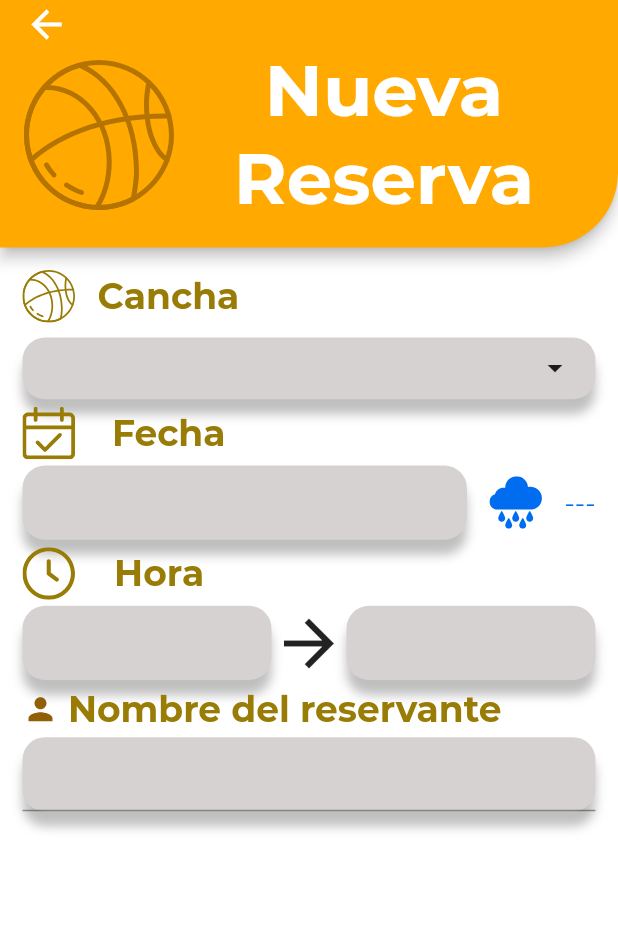
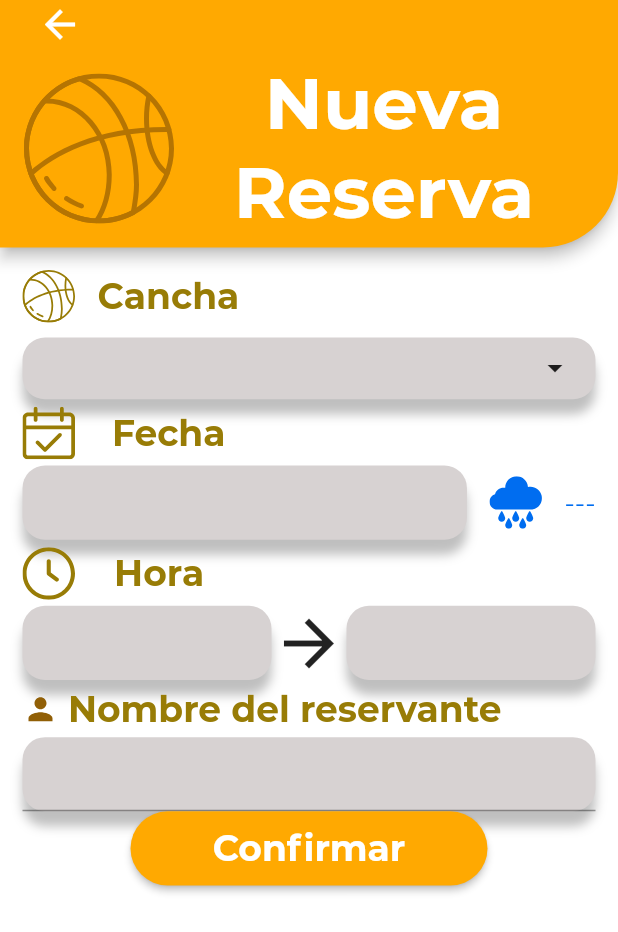
Before and after one commit to SilvioArzeno/Cancha-app, a Flutter app: the ReservationForm screen opened by its route, on a phone screen of 412 x 824 dp. Shown: the top 932 px of the screen. Run offline on Flutter 3.47's test engine with Material 2 defaults, Android fonts, the phone set to English and light mode, and no system bars; our stand-ins replace flutter_svg, shared_preferences; missing offline and left inert: flutter_cupertino_date_picker; accounts and stored records are empty; project files that could hold a hidden picture were left out.

Commit message:
Adds base for Form Validation

```diff
--- a/cancha_app/lib/components/form_app_bar.dart
+++ b/cancha_app/lib/components/form_app_bar.dart
@@ -10,10 +10,13 @@ class FormAppBar extends StatelessWidget with PreferredSizeWidget {
       toolbarHeight: 150,
       automaticallyImplyLeading: false,
       title: Column(crossAxisAlignment: CrossAxisAlignment.start, children: [
-        Icon(
-          Icons.arrow_back,
+        IconButton(
+          icon: Icon(Icons.arrow_back),
           color: Colors.white,
-          size: 30,
+          iconSize: 30,
+          onPressed: () {
+            Navigator.pop(context);
+          },
         ),
         Row(mainAxisSize: MainAxisSize.min, children: [
           SvgPicture.asset(
--- /dev/null
+++ b/cancha_app/lib/providers/reservation_validation.dart
@@ -0,0 +1,10 @@
+import 'package:cancha_app/models/reservation.dart';
+import 'package:flutter/material.dart';
+
+class ReservationValidation with ChangeNotifier {
+  Reservation _currentReservation = Reservation();
+
+  //Getters
+
+  String get canchaID => _currentReservation.canchaID;
+}
--- a/cancha_app/lib/views/reservation_form/reservation_form.dart
+++ b/cancha_app/lib/views/reservation_form/reservation_form.dart
@@ -59,6 +59,26 @@ class _ReservationFormState extends State<ReservationForm> {
                     fontSize: 24,
                     fontWeight: FontWeight.bold,
                     color: Color(0xFF987C06)),
+              ),
+              RaisedButton(
+                color: Color(0xFFFFA901),
+                child: Container(
+                  height: MediaQuery.of(context).size.height * 0.06,
+                  width: MediaQuery.of(context).size.width * 0.5,
+                  child: Center(
+                    child: Text(
+                      "Confirmar",
+                      style: TextStyle(
+                          fontFamily: "Montserrat",
+                          fontSize: 24,
+                          fontWeight: FontWeight.bold,
+                          color: Colors.white),
+                    ),
+                  ),
+                ),
+                shape: RoundedRectangleBorder(
+                    borderRadius: BorderRadius.all(Radius.circular(25))),
+                onPressed: () {},
               )
             ],
           ),
```
